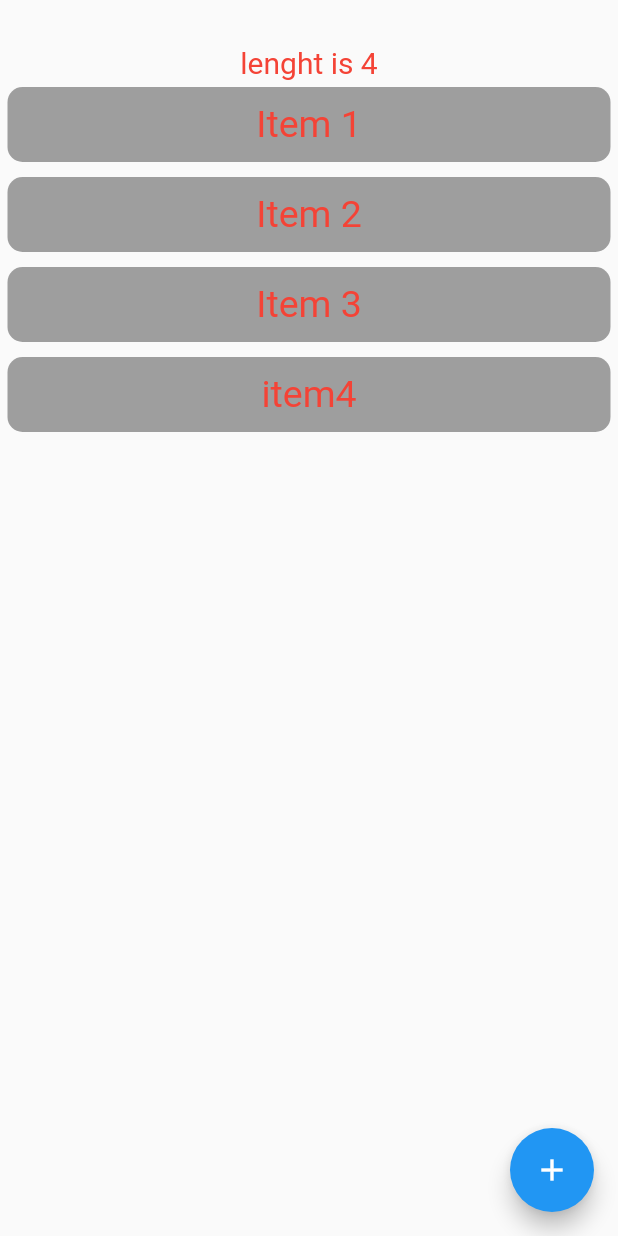
After one commit to mosayeb-masoumi/Provider_StateManangement, a Flutter app: the ListExample2 screen opened directly, after a tap on the "add" icon, on a phone screen of 412 x 824 dp. The commit adds this screen. Run offline on Flutter 3.47's test engine with Material 2 defaults, Android fonts, the phone set to English and light mode, and no system bars.

Commit message:
server example

```diff
--- /dev/null
+++ b/lib/example2/list_example2.dart
@@ -0,0 +1,47 @@
+import 'package:flutter/material.dart';
+import 'package:provider/provider.dart';
+import 'package:provider_example/providers/list_provider.dart';
+
+class ListExample2 extends StatelessWidget {
+  const ListExample2({Key? key}) : super(key: key);
+
+  @override
+  Widget build(BuildContext context) {
+    Size size = MediaQuery.of(context).size;
+    return Scaffold(
+      body: Container(
+        width: size.width,
+        height: size.height,
+        child: SingleChildScrollView(
+          child: Column(
+            children: [
+
+              SizedBox(height: 30,),
+              Text("lenght is ${context.watch<ListProvider>().myList.length }" , style: TextStyle(color: Colors.red ,fontSize: 20),),
+              ListView.builder(
+                  shrinkWrap: true,
+                  itemCount: context.watch<ListProvider>().myList.length,
+                  itemBuilder: (context , indedx){
+                    return Container(
+                      width: size.width,
+                      height: 50,
+
+                      margin: EdgeInsets.all(5),
+                      decoration: BoxDecoration(
+                          color: Colors.grey,
+                          borderRadius: BorderRadius.all(Radius.circular(10))
+                      ),
+                      child: Center(child: Text(context.read<ListProvider>().myList[indedx] , style: TextStyle(color: Colors.red ,fontSize: 25),),),
+                    );
+                  })
+            ],
+          ),
+        ),
+      ),
+
+      floatingActionButton: FloatingActionButton(onPressed: (){
+        context.read<ListProvider>().addItem("item4");
+      },child: Icon(Icons.add),),
+    );
+  }
+}
--- /dev/null
+++ b/lib/example_server/example_server.dart
@@ -0,0 +1,52 @@
+
+import 'package:flutter/material.dart';
+import 'package:provider/provider.dart';
+import 'package:provider_example/providers/server_provider.dart';
+
+class ExampleServer extends StatelessWidget {
+  const ExampleServer({Key? key}) : super(key: key);
+
+  @override
+  Widget build(BuildContext context) {
+    Size size  = MediaQuery.of(context).size;
+    return Scaffold(
+      body: Container(
+        width: size.width,
+        height: size.height,
+
+            child: Column(
+              children: [
+
+                SizedBox(height: 30,),
+                Text("lenght is ${context.watch<ServerProvider>().list.length }" , style: const TextStyle(color: Colors.red ,fontSize: 20),),
+                Expanded(
+                  child: ListView.builder(
+                      shrinkWrap: true,
+                      itemCount: context.watch<ServerProvider>().list.length,
+                      itemBuilder: (context , index){
+                        return Container(
+                          width: size.width,
+                          height: 50,
+                          margin: const EdgeInsets.all(5),
+                          decoration: const BoxDecoration(
+                              color: Colors.grey,
+                              borderRadius: BorderRadius.all(Radius.circular(10))
+                          ),
+                          child: Center(child: Text(context.watch<ServerProvider>().list[index] , style: const TextStyle(color: Colors.red ,fontSize: 25),),),
+                        );
+                      }),
+                ),
+
+                   context.watch<ServerProvider>().isLoading ? Center(child: CircularProgressIndicator(color: Colors.red,)):Container()
+              ],
+            ),
+
+
+      ),
+
+      floatingActionButton: FloatingActionButton(onPressed: (){
+        context.read<ServerProvider>().getDataFromServer();
+      },child: Icon(Icons.add),),
+    );
+  }
+}
--- /dev/null
+++ b/lib/example_server/my_repository.dart
@@ -0,0 +1,23 @@
+// abstract class MyRepository{
+//   Future<dynamic> getData();
+// }
+//
+// class IMyRepository extends MyRepository{
+//   @override
+//   Future getData() async {
+//     await Future.delayed(const Duration(seconds: 2));
+//     List<String> list = ["item1" , "item2" ,"item3"];
+//     return list;
+//   }
+//
+// }
+
+class MyRepository {
+  @override
+  Future getData() async {
+    await Future.delayed(const Duration(seconds: 2));
+    List<String> list = ["item1" , "item2" ,"item3"];
+    return list;
+  }
+
+}
--- a/lib/main.dart
+++ b/lib/main.dart
@@ -3,8 +3,11 @@ import 'package:provider_example/example1/example1.dart';
 
 import 'package:provider/provider.dart';
 import 'package:provider_example/example2/list_example.dart';
+import 'package:provider_example/example2/list_example2.dart';
+import 'package:provider_example/example_server/example_server.dart';
 import 'package:provider_example/providers/counter_provider.dart';
 import 'package:provider_example/providers/list_provider.dart';
+import 'package:provider_example/providers/server_provider.dart';
 import 'package:provider_example/providers/shopping_card_provider.dart';
 
 void main() {
@@ -25,6 +28,7 @@ class project_providers extends StatelessWidget {
       ChangeNotifierProvider(create: (_) => Counter()),
       ChangeNotifierProvider(create: (_) => ShoppingCard()),
       ChangeNotifierProvider(create: (_) => ListProvider()),
+      ChangeNotifierProvider(create: (_) => ServerProvider()),
     ], child: MyApp() ,);
   }
 }
@@ -42,7 +46,9 @@ class MyApp extends StatelessWidget {
         primarySwatch: Colors.blue,
       ),
       // home: const Example1(),
-      home: const ListExample(),
+      // home: const ListExample(),
+      // home: const ListExample2(),
+      home: const ExampleServer(),
     );
   }
 }
--- /dev/null
+++ b/lib/providers/server_provider.dart
@@ -0,0 +1,23 @@
+import 'package:flutter/cupertino.dart';
+import 'package:provider_example/example_server/my_repository.dart';
+
+class ServerProvider extends ChangeNotifier{
+
+  List<String> _list =[];
+  List<String> get list => _list;
+
+  bool _isLoading = false;
+  bool get isLoading => _isLoading;
+
+  void getDataFromServer() async{
+    _isLoading = true;
+    notifyListeners();
+
+    List<String> result = await MyRepository().getData();
+    _isLoading = false;
+    _list.addAll(result);
+    notifyListeners();
+
+  }
+
+}
```
Also changed, not shown: pubspec.lock.
